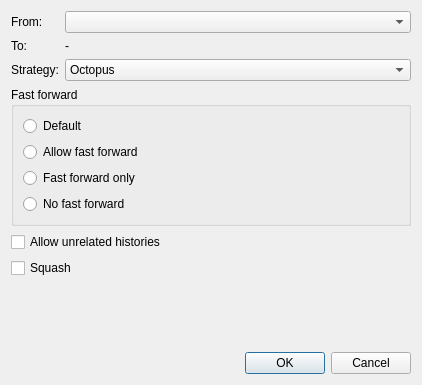
Above: src/dialogs/mergedialog.ui from HamedMasafi/GitKlient before the change. Below: the same form after it.
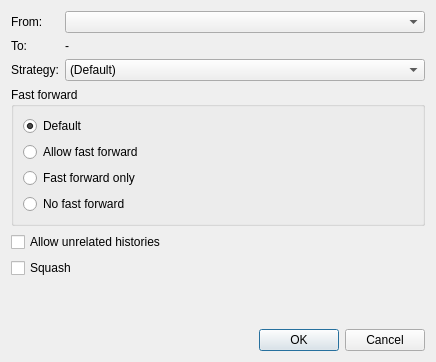
That is the form after the change.

```diff
--- a/src/dialogs/mergedialog.ui
+++ b/src/dialogs/mergedialog.ui
@@ -6,8 +6,8 @@
    <rect>
     <x>0</x>
     <y>0</y>
-    <width>422</width>
-    <height>385</height>
+    <width>436</width>
+    <height>362</height>
    </rect>
   </property>
   <property name="windowTitle">
@@ -40,12 +40,7 @@
        </property>
        <item>
         <property name="text">
-         <string>Octopus</string>
-        </property>
-       </item>
-       <item>
-        <property name="text">
-         <string>Ours</string>
+         <string>(Default)</string>
         </property>
        </item>
        <item>
@@ -92,6 +87,9 @@
         <property name="text">
          <string>Default</string>
         </property>
+        <property name="checked">
+         <bool>true</bool>
+        </property>
        </widget>
       </item>
       <item>
```
Left out of the diff: 93 changed lines with no effect on the pictures.
